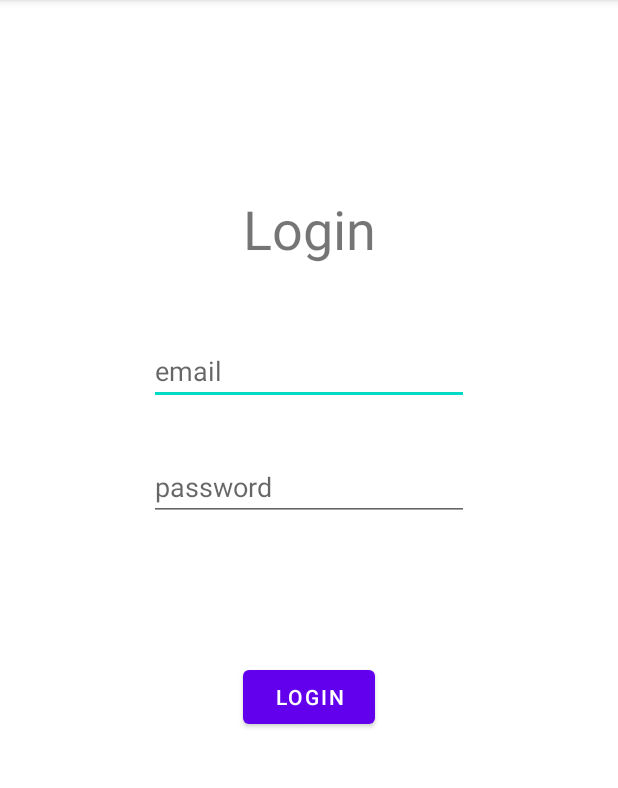
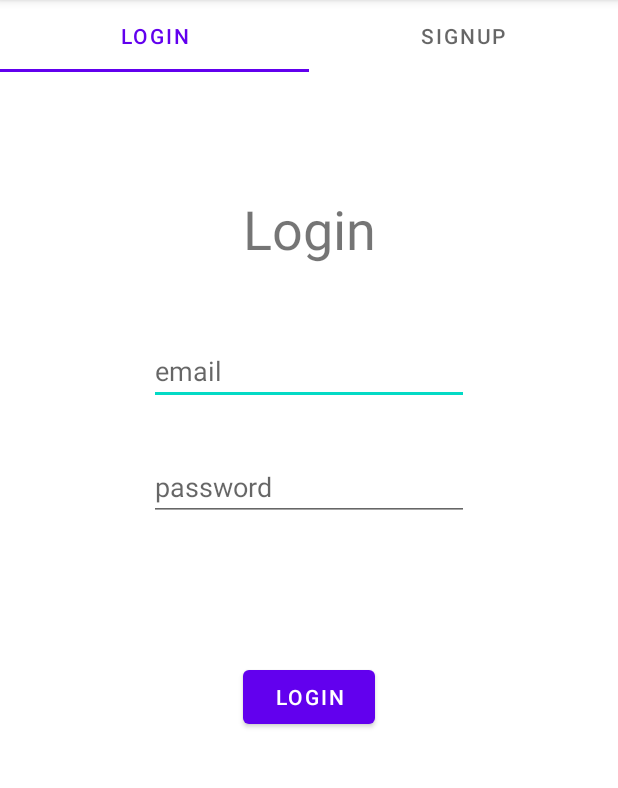
Before and after one commit to mhas97/TennisLadder-Frontend, an Android app: the LoginActivity screen opened directly, with no data from a screen before it, on a phone screen of 412 x 824 dp, the part 84-872 px from its top. Run offline under Robolectric (Android 15) with nearby library versions, the phone set to English and light mode, and no system bars.

Commit message:
fragments working with input :)!

```diff
--- a/app/src/main/java/com/example/myapplication/LadderActivity.java
+++ b/app/src/main/java/com/example/myapplication/LadderActivity.java
@@ -44,7 +44,6 @@ public class LadderActivity extends AppCompatActivity {
                 JSONObject object = new JSONObject(s);
                 JSONArray arr = object.getJSONArray("players");
                 ArrayList<TennisUser> players = new ArrayList<TennisUser>();
-                // Parse player data
                 for (int i = 0; i < arr.length(); ++i)
                 {
                     JSONObject obj = arr.getJSONObject(i);
--- a/app/src/main/java/com/example/myapplication/LoginActivity.java
+++ b/app/src/main/java/com/example/myapplication/LoginActivity.java
@@ -8,7 +8,6 @@ import androidx.fragment.app.FragmentPagerAdapter;
 import androidx.viewpager.widget.ViewPager;
 import android.content.Context;
 import android.os.Bundle;
-
 import com.google.android.material.tabs.TabLayout;
 
 public class LoginActivity extends AppCompatActivity {
@@ -21,16 +20,16 @@ public class LoginActivity extends AppCompatActivity {
         super.onCreate(savedInstanceState);
         setContentView(R.layout.activity_login);
 
-        //tabLayout = findViewById(R.id.tabLayout);
+        tabLayout = findViewById(R.id.tabLayout);
         viewPager = findViewById(R.id.viewPager);
 
-        //tabLayout.addTab(tabLayout.newTab().setText("Login"));
-        //tabLayout.addTab(tabLayout.newTab().setText("Signup"));
-        //tabLayout.setTabGravity(tabLayout.GRAVITY_FILL);
+        tabLayout.addTab(tabLayout.newTab().setText("Login"));
+        tabLayout.addTab(tabLayout.newTab().setText("Signup"));
+        tabLayout.setTabGravity(tabLayout.GRAVITY_FILL);
 
         LoginSignupAdapter loginSignupAdapter = new LoginSignupAdapter(getSupportFragmentManager(), getApplicationContext(), 2);
         viewPager.setAdapter(loginSignupAdapter);
-        //viewPager.addOnPageChangeListener(new TabLayout.TabLayoutOnPageChangeListener(tabLayout));
+        viewPager.addOnPageChangeListener(new TabLayout.TabLayoutOnPageChangeListener(tabLayout));
     }
 
     private class LoginSignupAdapter extends FragmentPagerAdapter {
--- a/app/src/main/java/com/example/myapplication/LoginFragment.java
+++ b/app/src/main/java/com/example/myapplication/LoginFragment.java
@@ -1,15 +1,76 @@
 package com.example.myapplication;
 
+import android.os.AsyncTask;
 import android.os.Bundle;
 import android.view.LayoutInflater;
 import android.view.View;
 import android.view.ViewGroup;
+import android.widget.Button;
+import android.widget.EditText;
+import android.widget.Toast;
+
 import androidx.fragment.app.Fragment;
+
+import org.json.JSONException;
+import org.json.JSONObject;
+
+import java.util.HashMap;
 
 public class LoginFragment extends Fragment {
 
+    EditText emailInput, passwordInput;
+    Button buttonLogin;
+
     @Override
     public View onCreateView(LayoutInflater layoutInflater, ViewGroup container, Bundle savedInstanceState) {
-        return (ViewGroup) layoutInflater.inflate(R.layout.fragment_login, container, false);
+        View view = (ViewGroup) layoutInflater.inflate(R.layout.fragment_login, container, false);
+        buttonLogin = view.findViewById(R.id.button_login);
+        emailInput = view.findViewById(R.id.email_input_login);
+        passwordInput = view.findViewById(R.id.password_input_login);
+        buttonLogin.setOnClickListener(v -> {
+
+            String email = emailInput.getText().toString().trim();
+            String password = passwordInput.getText().toString().trim();
+
+            HashMap<String, String> params = new HashMap<>();
+            params.put("email", email);
+            params.put("password", password);
+
+            LoginRequest req = new LoginRequest(params);
+            req.execute();
+
+        });
+        return view;
+    }
+
+    private class LoginRequest extends AsyncTask<Void, Void, String> {
+        HashMap<String, String> params;
+
+        LoginRequest(HashMap<String, String> params) {
+            this.params = params;
+        }
+
+        @Override
+        protected void onPreExecute() { }
+
+        @Override
+        protected void onPostExecute(String s)
+        {
+            try
+            {
+                JSONObject object = new JSONObject(s);
+                Toast.makeText(getActivity().getApplicationContext(), object.getString("message"), Toast.LENGTH_SHORT).show();
+            } catch (JSONException e)
+            {
+                e.printStackTrace();
+            }
+        }
+
+        @Override
+        protected String doInBackground(Void... voids)
+        {
+            RequestHandler rqh = new RequestHandler();
+            return rqh.sendPostRequest(API.URL_LOGIN, params);
+        }
     }
 }
```
